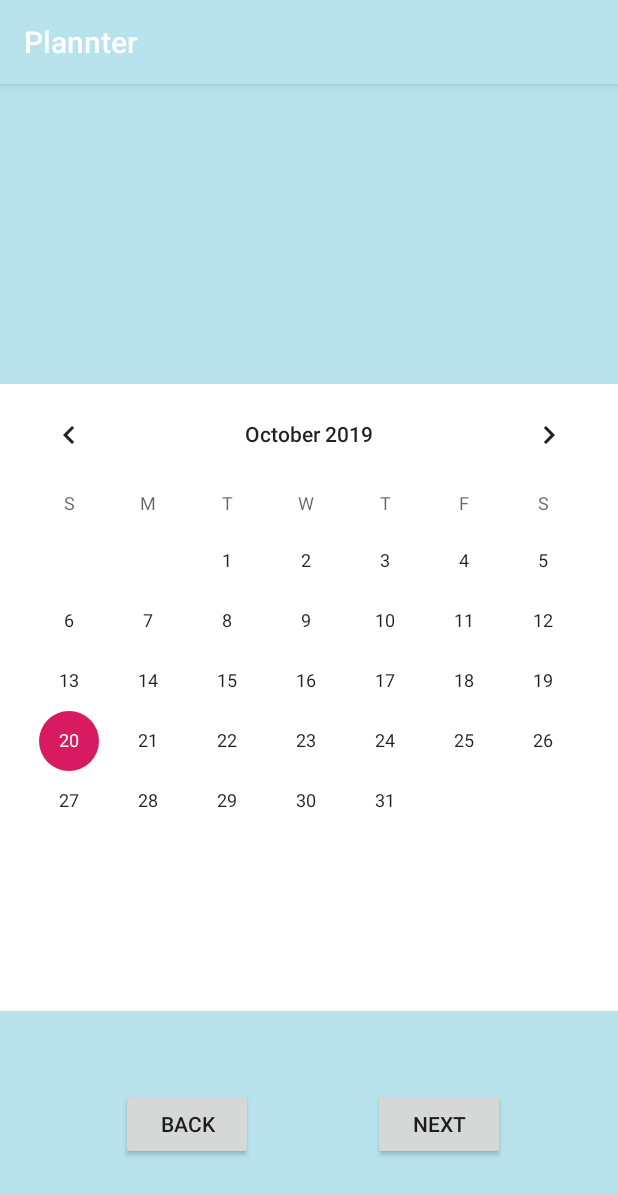
After one commit to kmatsum/Plannter, an Android app: the Plant_Date_Screen screen opened directly, with no data from a screen before it, on a phone screen of 412 x 824 dp. The commit adds this screen. Shown: the top 1195 px of the screen. Run offline under Robolectric (Android 15) with nearby library versions, the phone set to English and light mode, and no system bars; Roboto replaces fonts that are not available here.

Commit message:
Added some new activities and some functionality

```diff
--- a/app/src/main/AndroidManifest.xml
+++ b/app/src/main/AndroidManifest.xml
@@ -9,6 +9,8 @@
         android:roundIcon="@mipmap/ic_launcher_round"
         android:supportsRtl="true"
         android:theme="@style/AppTheme">
+        <activity android:name=".Start_Screen"></activity>
+        <activity android:name=".Plant_Date_Screen" />
         <activity android:name=".MainActivity">
             <intent-filter>
                 <action android:name="android.intent.action.MAIN" />
@@ -16,6 +18,7 @@
                 <category android:name="android.intent.category.LAUNCHER" />
             </intent-filter>
         </activity>
+
         <meta-data
             android:name="preloaded_fonts"
             android:resource="@array/preloaded_fonts" />
--- /dev/null
+++ b/app/src/main/java/com/c355_project/plannter/Plant_Date_Screen.java
@@ -0,0 +1,26 @@
+package com.c355_project.plannter;
+
+import androidx.appcompat.app.AppCompatActivity;
+
+import android.app.DatePickerDialog;
+import android.content.Context;
+import android.graphics.Color;
+import android.os.Bundle;
+import android.widget.CalendarView;
+import android.widget.DatePicker;
+
+import java.util.Calendar;
+
+public class Plant_Date_Screen extends AppCompatActivity {
+
+    CalendarView calendarView;
+
+    @Override
+    protected void onCreate(Bundle savedInstanceState) {
+        super.onCreate(savedInstanceState);
+        setContentView(R.layout.activity_plant__date__screen);
+
+        calendarView = findViewById(R.id.calendarView);
+        calendarView.setBackgroundColor(Color.WHITE);
+    }
+}
--- /dev/null
+++ b/app/src/main/res/layout/activity_plant__date__screen.xml
@@ -0,0 +1,82 @@
+<?xml version="1.0" encoding="utf-8"?>
+<androidx.constraintlayout.widget.ConstraintLayout xmlns:android="http://schemas.android.com/apk/res/android"
+    xmlns:app="http://schemas.android.com/apk/res-auto"
+    xmlns:tools="http://schemas.android.com/tools"
+    android:layout_width="match_parent"
+    android:layout_height="match_parent"
+    tools:context=".Plant_Date_Screen">
+
+    <ImageView
+        android:id="@+id/imgBackgroundColor"
+        android:layout_width="0dp"
+        android:layout_height="match_parent"
+        android:background="@color/colorPrimary"
+        android:contentDescription="@string/background_color_for_the_start_menu"
+        app:layout_constraintBottom_toBottomOf="parent"
+        app:layout_constraintEnd_toEndOf="parent"
+        app:layout_constraintHorizontal_bias="0.0"
+        app:layout_constraintStart_toStartOf="parent"
+        app:layout_constraintTop_toTopOf="parent"
+        app:layout_constraintVertical_bias="0.0" />
+
+    <Button
+        android:id="@+id/btnNext"
+        android:layout_width="wrap_content"
+        android:layout_height="wrap_content"
+        android:layout_marginEnd="75dp"
+        android:text="@string/next"
+        app:layout_constraintBottom_toBottomOf="parent"
+        app:layout_constraintEnd_toEndOf="parent"
+        app:layout_constraintTop_toBottomOf="@+id/calendarView" />
+
+    <Button
+        android:id="@+id/btnBack"
+        android:layout_width="wrap_content"
+        android:layout_height="wrap_content"
+        android:text="@string/back"
+        app:layout_constraintBottom_toBottomOf="parent"
+        app:layout_constraintEnd_toStartOf="@+id/btnNext"
+        app:layout_constraintStart_toStartOf="parent"
+        app:layout_constraintTop_toBottomOf="@+id/calendarView" />
+
+    <CalendarView
+        android:id="@+id/calendarView"
+        android:layout_width="match_parent"
+        android:layout_height="0dp"
+        android:layout_marginTop="200dp"
+        android:layout_marginBottom="150dp"
+        app:layout_constraintBottom_toBottomOf="@+id/imgBackgroundColor"
+        app:layout_constraintEnd_toEndOf="parent"
+        app:layout_constraintHorizontal_bias="1.0"
+        app:layout_constraintStart_toStartOf="parent"
+        app:layout_constraintTop_toTopOf="parent" />
+
+    <LinearLayout
+        android:layout_width="0dp"
+        android:layout_height="0dp"
+        android:layout_marginBottom="550dp"
+        android:orientation="vertical"
+        app:layout_constraintBottom_toBottomOf="parent"
+        app:layout_constraintEnd_toEndOf="parent"
+        app:layout_constraintHorizontal_bias="0.0"
+        app:layout_constraintStart_toStartOf="parent"
+        app:layout_constraintTop_toTopOf="parent">
+
+        <RadioButton
+            android:id="@+id/rbtnHarvest"
+            android:layout_width="wrap_content"
+            android:layout_height="wrap_content"
+            android:layout_marginBottom="80dp"
+            android:layout_weight="50"
+            android:text="@string/harvest" />
+
+        <RadioButton
+            android:id="@+id/rbtnPlant"
+            android:layout_width="wrap_content"
+            android:layout_height="wrap_content"
+            android:layout_marginBottom="600dp"
+            android:layout_weight="50"
+            android:text="@string/plant" />
+    </LinearLayout>
+
+</androidx.constraintlayout.widget.ConstraintLayout>
--- a/app/src/main/res/values/strings.xml
+++ b/app/src/main/res/values/strings.xml
@@ -1,3 +1,11 @@
 <resources>
     <string name="app_name">Plannter</string>
+    <string name="background_color_for_the_start_menu">background Color for the start menu</string>
+    <string name="next">Next</string>
+    <string name="back">Back</string>
+    <string name="plant">Plant</string>
+    <string name="harvest">Harvest</string>
+    <string name="plant_crop">Plant Crop</string>
+    <string name="plant_date">Plant Date</string>
+    <string name="crop_info">Crop Info</string>
 </resources>
```
Also changed, not shown: app/src/main/java/com/c355_project/plannter/MainActivity.java (+14 -0 lines), app/src/main/java/com/c355_project/plannter/Start_Screen.java (added, +46 -0 lines), app/src/main/res/layout/activity_start__screen.xml (added, +49 -0 lines).
